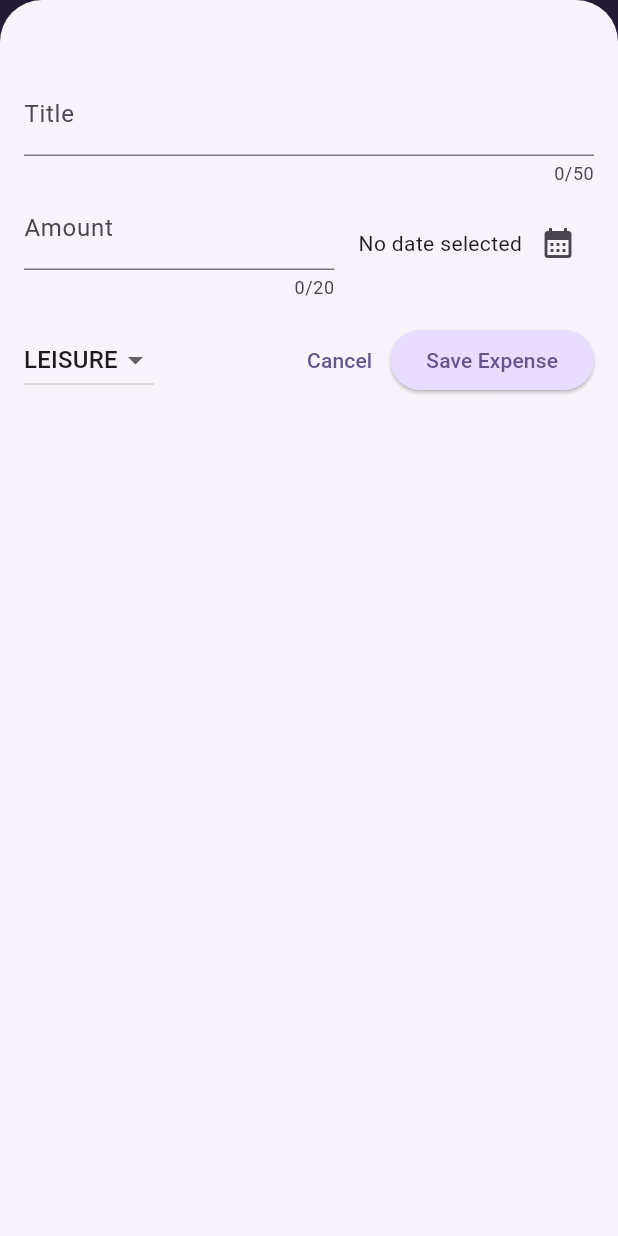
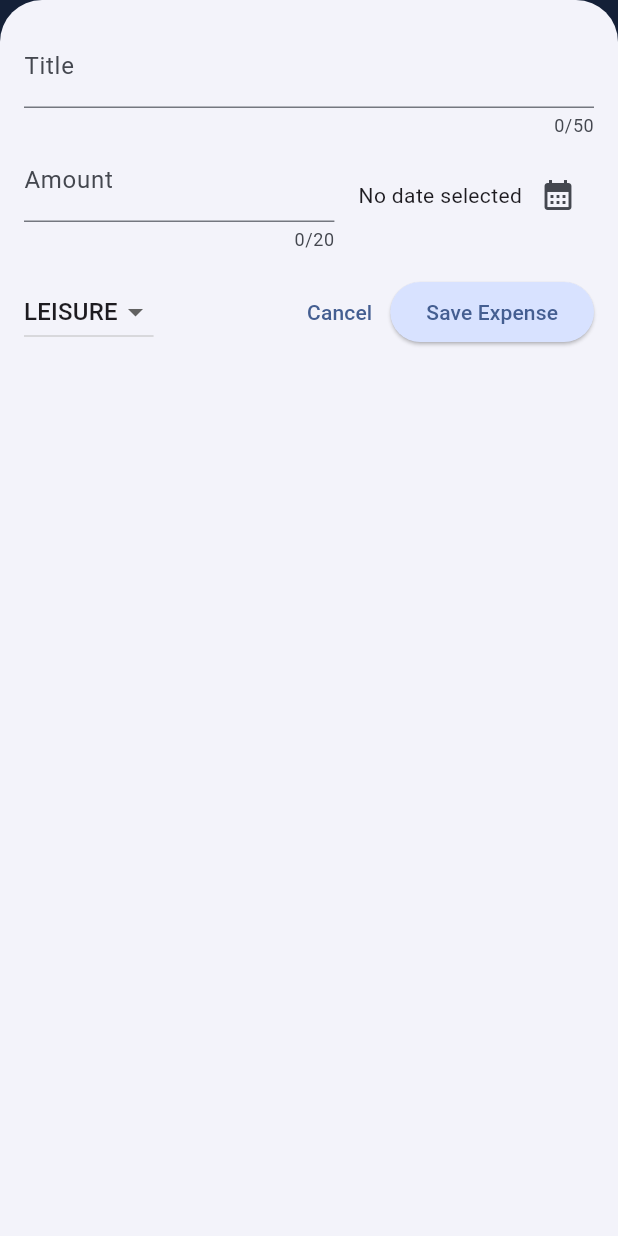
Before and after one commit to RonyRangelSS/flutter_expense_tracker, a Flutter app: the screen it shows after launch, after a tap on the "add" icon, on a phone screen of 412 x 824 dp. Run offline on Flutter 3.47's test engine with Material 3 defaults, Android fonts, the phone set to English and light mode, and no system bars.

Commit message:
Adding a respondive style

```diff
--- a/lib/main.dart
+++ b/lib/main.dart
@@ -2,7 +2,7 @@ import 'package:flutter/material.dart';
 import 'package:expanse_tracker/widgets/expenses.dart';
 
 var kColorScheme =
-    ColorScheme.fromSeed(seedColor: Color.fromARGB(255, 96, 59, 181));
+    ColorScheme.fromSeed(seedColor: Color.fromARGB(100, 1, 120, 250));
 
 var kDarkColorScheme = ColorScheme.fromSeed(
   seedColor: Color.fromARGB(255, 5, 99, 125),
--- a/lib/widgets/expenses.dart
+++ b/lib/widgets/expenses.dart
@@ -35,6 +35,7 @@ class _ExpensesState extends State<Expenses> {
 
   void _openAddExpenseOverlay() {
     showModalBottomSheet(
+      useSafeArea: true,
         context: context,
         isScrollControlled: true,
         builder: (ctx) => NewExpense(onAddExpense: _addNewExpense));
@@ -61,8 +62,12 @@ class _ExpensesState extends State<Expenses> {
     );
   }
 
+
   @override
   Widget build(BuildContext context) {
+
+  double width = MediaQuery.of(context).size.width;
+
     Widget mainContent = Scaffold(
       body: Center(
         child: Text("No expenses found. Add Some!"),
@@ -83,7 +88,7 @@ class _ExpensesState extends State<Expenses> {
           )
         ],
       ),
-      body: Column(
+      body: width < 600 ? Column(
         children: [
           Chart(expenses: _registeredExpenses),
           Expanded(
@@ -92,7 +97,14 @@ class _ExpensesState extends State<Expenses> {
             onRemoveExpense: _removeExpense,
           )),
         ],
-      ),
+      ) : Row(children: [
+          Expanded(child: Chart(expenses: _registeredExpenses)),
+          Expanded(
+              child: ExpensesList(
+            expenses: _registeredExpenses,
+            onRemoveExpense: _removeExpense,
+          )),
+        ],)
     );
   }
 }
--- a/lib/widgets/new_expense.dart
+++ b/lib/widgets/new_expense.dart
@@ -1,3 +1,6 @@
+import 'dart:io';
+
+import 'package:flutter/cupertino.dart';
 import 'package:flutter/material.dart';
 import 'package:intl/intl.dart';
 import 'package:expanse_tracker/models/expense.dart';
@@ -34,17 +37,30 @@ class _NewExpenseState extends State<NewExpense> {
     });
   }
 
-  void _submitForm() {
-    final enteredAmount = double.tryParse(_amountController.text);
-    bool amountIsInvalid = enteredAmount == null || enteredAmount <= 0;
-    if (_titleController.text.trim().isEmpty ||
-        amountIsInvalid ||
-        _selectedDate == null) {
+  void _showDialog() {
+    if (Platform.isIOS) {
+      showCupertinoDialog(context: context, builder: (context) =>
+        CupertinoAlertDialog(
+          title: Text("Invalid data"),
+          content: Text(
+                    "Make sure the title, amount, date and category was written correctly"),
+          actions: [
+            TextButton(
+                      onPressed: () {
+                        Navigator.pop(context);
+                      },
+                      child: Text("okay"))
+          ],
+        )
+       );
+    }
+    else {
     showDialog(
           context: context,
           builder: (ctx) => AlertDialog(
                 title: Text("Invalid data"),
-                content: Text("Make sure the title, amount, date and category was wrote correctly"),
+                content: Text(
+                    "Make sure the title, amount, date and category was written correctly"),
                 actions: [
                   TextButton(
                       onPressed: () {
@@ -53,6 +69,16 @@ class _NewExpenseState extends State<NewExpense> {
                       child: Text("okay"))
                 ],
               ));
+    }
+  }
+
+  void _submitForm() {
+    final enteredAmount = double.tryParse(_amountController.text);
+    bool amountIsInvalid = enteredAmount == null || enteredAmount <= 0;
+    if (_titleController.text.trim().isEmpty ||
+        amountIsInvalid ||
+        _selectedDate == null) {
+        _showDialog();
       return;
     }
     Expense newExpense = Expense(
@@ -74,10 +100,46 @@ class _NewExpenseState extends State<NewExpense> {
 
   @override
   Widget build(BuildContext context) {
-    return Padding(
-      padding: EdgeInsets.fromLTRB(16, 48, 16, 16),
+    final keyboardSpace = MediaQuery.of(context).viewInsets.bottom;
+
+    return LayoutBuilder(builder: (ctx, constraints) {
+      final width = constraints.maxWidth;
+
+      return SizedBox(
+        height: double.infinity,
+        child: SingleChildScrollView(
+          child: Padding(
+            padding: EdgeInsets.fromLTRB(16, 16, 16, keyboardSpace + 16),
             child: Column(
               children: [
+                if (width >= 600)
+                  Row(
+                    crossAxisAlignment: CrossAxisAlignment.start,
+                    children: [
+                      Expanded(
+                        child: TextField(
+                          controller: _titleController,
+                          maxLength: 50,
+                          decoration: InputDecoration(
+                            label: Text("Title"),
+                          ),
+                        ),
+                      ),
+                      SizedBox(
+                        width: 16,
+                      ),
+                      Expanded(
+                        child: TextField(
+                          controller: _amountController,
+                          maxLength: 20,
+                          keyboardType: TextInputType.number,
+                          decoration: InputDecoration(
+                              label: Text("Amount"), prefixText: "R\$"),
+                        ),
+                      ),
+                    ],
+                  )
+                else
                   TextField(
                     controller: _titleController,
                     maxLength: 50,
@@ -85,6 +147,45 @@ class _NewExpenseState extends State<NewExpense> {
                       label: Text("Title"),
                     ),
                   ),
+                if (width >= 600)
+                  Row(
+                    children: [
+                      DropdownButton(
+                          value: _selectedCategory,
+                          items: Category.values
+                              .map(
+                                (category) => DropdownMenuItem(
+                                  value: category,
+                                  child: Text(
+                                    category.name.toUpperCase(),
+                                  ),
+                                ),
+                              )
+                              .toList(),
+                          onChanged: (value) {
+                            if (value == null) {
+                              return;
+                            }
+                            setState(() {
+                              _selectedCategory = value;
+                            });
+                          }),
+                      Spacer(),
+                      Row(
+                        mainAxisAlignment: MainAxisAlignment.end,
+                        crossAxisAlignment: CrossAxisAlignment.center,
+                        children: [
+                          Text(_selectedDate == null
+                              ? "No date selected"
+                              : formatter.format(_selectedDate!)),
+                          IconButton(
+                              onPressed: _openDatePicker,
+                              icon: Icon(Icons.calendar_month))
+                        ],
+                      ),
+                    ],
+                  )
+                else
                   Row(
                     children: [
                       Expanded(
@@ -92,8 +193,8 @@ class _NewExpenseState extends State<NewExpense> {
                           controller: _amountController,
                           maxLength: 20,
                           keyboardType: TextInputType.number,
-                  decoration:
-                      InputDecoration(label: Text("Amount"), prefixText: "R\$"),
+                          decoration: InputDecoration(
+                              label: Text("Amount"), prefixText: "R\$"),
                         ),
                       ),
                       SizedBox(
@@ -116,6 +217,24 @@ class _NewExpenseState extends State<NewExpense> {
                     SizedBox(
                       height: 16,
                     ),
+                if (width >= 600)
+                  Row(
+                    mainAxisAlignment: MainAxisAlignment.end,
+                    children: [
+                      TextButton(
+                        onPressed: () {
+                          Navigator.pop(context);
+                        },
+                        child: Text("Cancel"),
+                      ),
+                      SizedBox(width: 8,),
+                      ElevatedButton(
+                        onPressed: _submitForm,
+                        child: Text("Save Expense"),
+                      ),
+                    ],
+                  )
+                else
                   Row(
                     children: [
                       DropdownButton(
@@ -153,6 +272,9 @@ class _NewExpenseState extends State<NewExpense> {
                   )
               ],
             ),
+          ),
+        ),
       );
+    });
   }
 }
```
Lines whose indentation alone changed are shown as unchanged.
